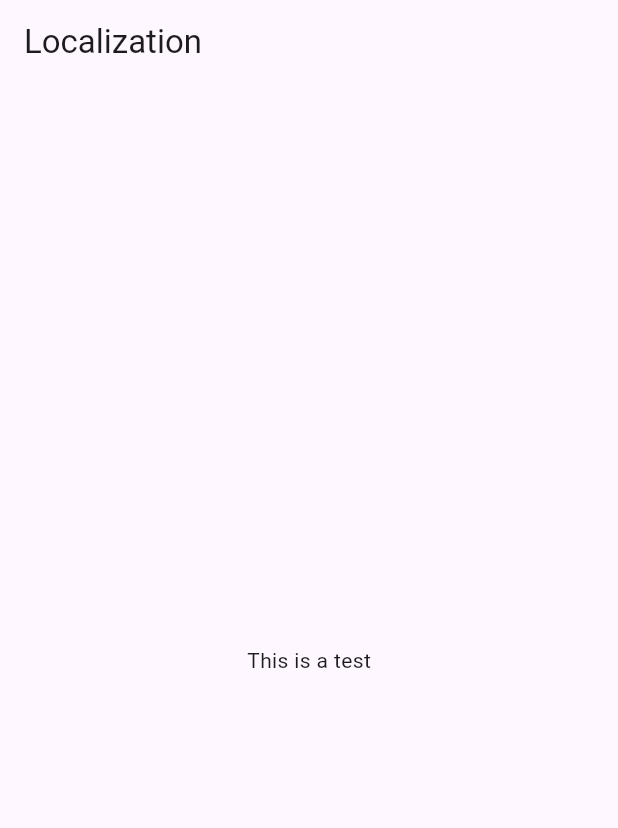
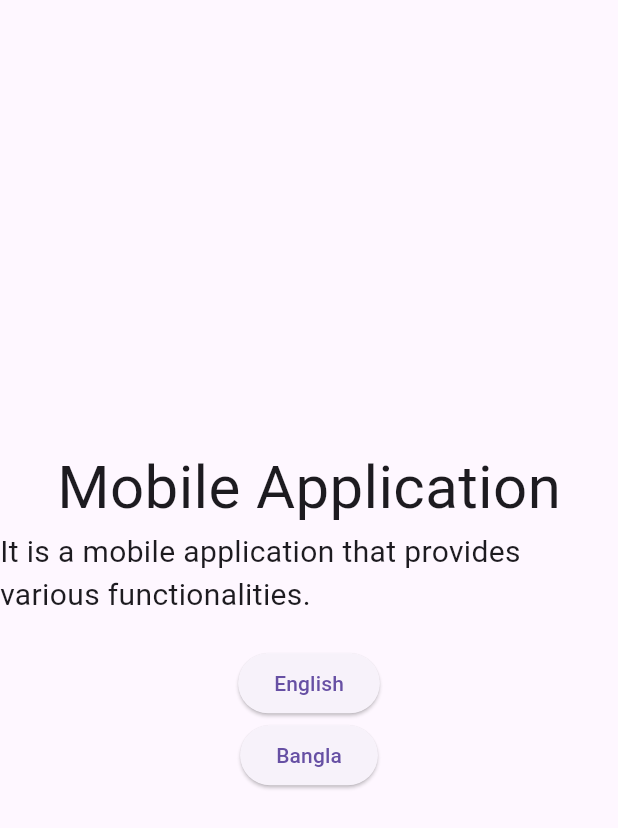
Before and after one commit to AbirHasanShuvo/flutter_localization, a Flutter app: the screen it shows after launch, on a phone screen of 412 x 824 dp. Shown: the top 828 px of the screen. Run offline on Flutter 3.47's test engine with Material 3 defaults, Android fonts, the phone set to English and light mode, and no system bars; our stand-ins replace flutter_localization, get.

Commit message:
localizatino with getx completed

```diff
--- a/lib/main.dart
+++ b/lib/main.dart
@@ -1,45 +1,68 @@
+// import 'package:flutter/material.dart';
+// import 'package:flutter_localization/flutter_localization.dart';
+// import 'package:my_localized_app/localization/locales.dart';
+// import 'package:my_localized_app/pages/home_page.dart';
+//
+// void main() async {
+//   WidgetsFlutterBinding.ensureInitialized(); // Always good practice
+//   await FlutterLocalization.instance.ensureInitialized(); // 🔥 Required
+//   runApp(const MyApp());
+// }
+//
+// class MyApp extends StatefulWidget {
+//   const MyApp({super.key});
+//
+//   @override
+//   State<MyApp> createState() => _MyAppState();
+// }
+//
+// class _MyAppState extends State<MyApp> {
+//   final FlutterLocalization localization = FlutterLocalization.instance;
+//
+//   @override
+//   void initState() {
+//     configureLocalization();
+//     super.initState();
+//   }
+//
+//   @override
+//   Widget build(BuildContext context) {
+//     return MaterialApp(
+//       supportedLocales: localization.supportedLocales,
+//       localizationsDelegates: localization.localizationsDelegates,
+//       home: HomePage(),
+//     );
+//   }
+//
+//   void configureLocalization() {
+//     localization.init(mapLocales: LOCALES, initLanguageCode: 'en');
+//     localization.onTranslatedLanguage = onTranslatedLanguage;
+//   }
+//
+//   void onTranslatedLanguage(Locale? locale) {
+//     setState(() {});
+//   }
+// }
+
 import 'package:flutter/material.dart';
-import 'package:flutter_localization/flutter_localization.dart';
-import 'package:my_localized_app/localization/locales.dart';
-import 'package:my_localized_app/pages/home_page.dart';
+import 'package:get/get.dart';
+import 'package:my_localized_app/new/home/home_page_new.dart';
+import 'package:my_localized_app/new/language/languages.dart';
 
-void main() async {
-  WidgetsFlutterBinding.ensureInitialized(); // Always good practice
-  await FlutterLocalization.instance.ensureInitialized(); // 🔥 Required
+void main() {
   runApp(const MyApp());
 }
 
-class MyApp extends StatefulWidget {
+class MyApp extends StatelessWidget {
   const MyApp({super.key});
 
   @override
-  State<MyApp> createState() => _MyAppState();
-}
-
-class _MyAppState extends State<MyApp> {
-  final FlutterLocalization localization = FlutterLocalization.instance;
-
-  @override
-  void initState() {
-    configureLocalization();
-    super.initState();
-  }
-
-  @override
   Widget build(BuildContext context) {
-    return MaterialApp(
-      supportedLocales: localization.supportedLocales,
-      localizationsDelegates: localization.localizationsDelegates,
-      home: HomePage(),
+    return GetMaterialApp(
+      translations: Languages(),
+      locale: Locale('en', 'US'),
+      fallbackLocale: Locale('en', 'US'), // Set default locale
+      home: HomePageNew(),
     );
   }
-
-  void configureLocalization() {
-    localization.init(mapLocales: LOCALES, initLanguageCode: 'en');
-    localization.onTranslatedLanguage = onTranslatedLanguage;
-  }
-
-  void onTranslatedLanguage(Locale? locale) {
-    setState(() {});
-  }
 }
--- /dev/null
+++ b/lib/new/home/home_page_new.dart
@@ -0,0 +1,28 @@
+import 'package:flutter/material.dart';
+import 'package:get/get.dart';
+
+class HomePageNew extends StatelessWidget {
+  const HomePageNew({super.key});
+
+  @override
+  Widget build(BuildContext context) {
+    return Scaffold(
+      body: Column(
+        mainAxisAlignment: MainAxisAlignment.center,
+        crossAxisAlignment: CrossAxisAlignment.center,
+        children: [
+
+          Text('app_name'.tr, style: TextStyle(fontSize: 40)),
+          Text('app_description'.tr, style: TextStyle(fontSize: 20)),
+          const SizedBox(height: 20,),
+          ElevatedButton(onPressed: (){
+            Get.updateLocale(Locale('en', 'US'));
+          }, child: Text('English')),
+          ElevatedButton(onPressed: () {
+            Get.updateLocale(Locale('bn', 'BD'));
+          }, child: Text('Bangla')),
+        ],
+      ),
+    );
+  }
+}
--- a/lib/new/language/bangla.dart
+++ b/lib/new/language/bangla.dart
@@ -0,0 +1,5 @@
+Map<String, String> ban = {
+  'app_name': 'মোবাইল অ্যাপ্লিকেশন',
+  'app_description':
+      'এটি একটি মোবাইল অ্যাপ্লিকেশন যা বিভিন্ন কার্যকারিতা প্রদান করে।',
+};
--- /dev/null
+++ b/lib/new/language/english.dart
@@ -0,0 +1,5 @@
+Map<String, String> eng = {
+  'app_name': 'Mobile Application',
+  'app_description':
+      'It is a mobile application that provides various functionalities.',
+};
--- /dev/null
+++ b/lib/new/language/languages.dart
@@ -0,0 +1,9 @@
+import 'package:get/get.dart';
+import 'package:my_localized_app/new/language/bangla.dart';
+import 'package:my_localized_app/new/language/english.dart';
+
+class Languages extends Translations {
+  @override
+  // TODO: implement keys
+  Map<String, Map<String, String>> get keys => {'en_US': eng, 'bn_BD': ban};
+}
```
